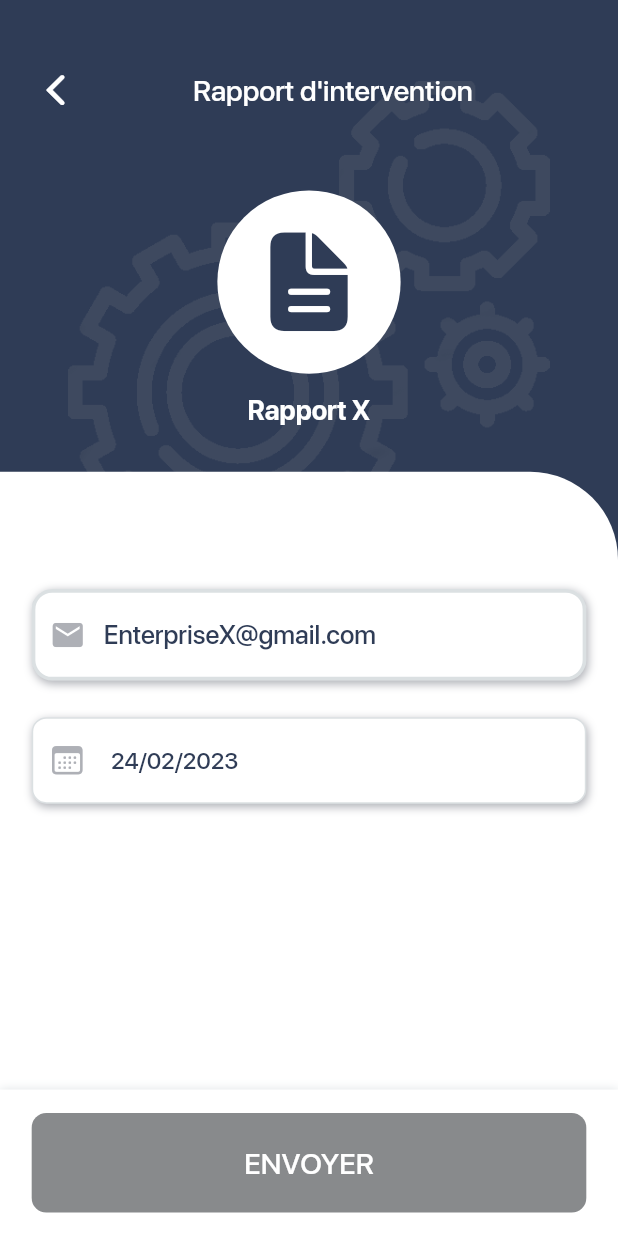
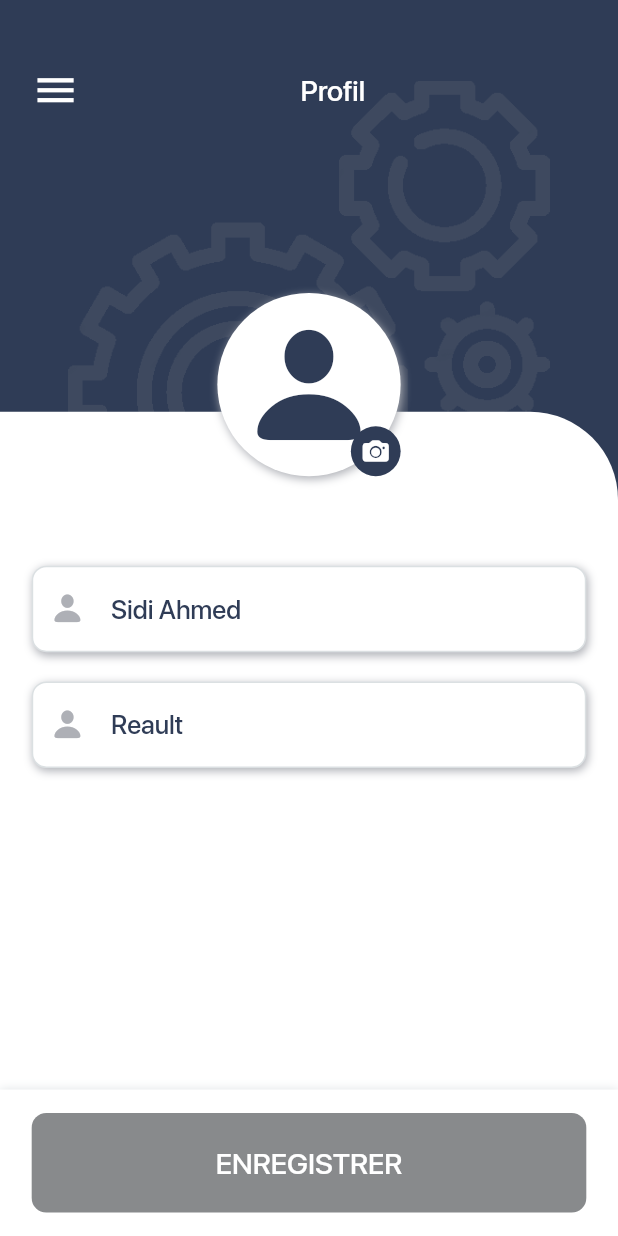
Before and after one commit to SidiahmedHABIB/installateur-mobile-app, a Flutter app: the screen it shows after launch, on a phone screen of 412 x 824 dp. Run offline on Flutter 3.47's test engine with Material 2 defaults, Android fonts, the phone set to English and light mode, and no system bars; our stand-ins replace animated_text_kit, dotted_border, expandable_text, get; project files that could hold a hidden picture were left out.

Commit message:
ui profile screen

```diff
--- a/lib/main.dart
+++ b/lib/main.dart
@@ -11,6 +11,7 @@ import 'presentation/box_diagnostic/box_diagnostic_view.dart';
 import 'presentation/box_emplacement/box_emplacement_view.dart';
 import 'presentation/box_table/box_table_view.dart';
 import 'presentation/intervention_rapport/inter_rapport_view.dart';
+import 'presentation/profile/profile_view.dart';
 
 void main() {
   runApp(const MyApp());
@@ -22,11 +23,23 @@ class MyApp extends StatelessWidget {
   @override
   Widget build(BuildContext context) {
     return GetMaterialApp(
-        title: 'Flutter Demo',
-        theme: ThemeData(
-          primarySwatch: Colors.blue,
-        ),
-        debugShowCheckedModeBanner: false,
-        home: InterventionRapportView());
+      title: 'Flutter Demo',
+      theme: ThemeData(
+        primarySwatch: Colors.blue,
+      ),
+      debugShowCheckedModeBanner: false,
+      home: ProfileView(),
+      // initialRoute: "/",
+      // routes: {
+      //   "/": (context) => HomeView(),
+      //   "/counter": (context) => ProfileView(),
+      //   "/meteo": (context) => InterventionDetailsView(),
+      //   "/gallery": (context) => BoxTableView(),
+      //   // "/users": (context) => UsersPage(),
+      //   // "/calculator": (context) => CalculatorPage(),
+      //   // "/tiktok": (context) => TiktokPage(),
+      //   // "/elmadrasa": (context) => Elmadrasa(),
+      // },
+    );
   }
 }
--- a/lib/presentation/intervention_rapport/inter_rapport_view.dart
+++ b/lib/presentation/intervention_rapport/inter_rapport_view.dart
@@ -236,7 +236,6 @@ class InterventionRapportView extends StatelessWidget {
                       ),
                     ),
                   ),
-
                   SizedBox(height: AppSize.hs14),
                 ],
               ),
--- a/lib/presentation/main/home_view.dart
+++ b/lib/presentation/main/home_view.dart
@@ -7,7 +7,7 @@ import 'package:installateur/presentation/resources/values_manager.dart';
 import 'package:installateur/presentation/widgets_manager/icon_widget.dart';
 import 'package:installateur/presentation/widgets_manager/medium_text_widget.dart';
 
-import 'drawer_widgets.dart';
+import '../drawer/drawer_widgets.dart';
 
 class HomeView extends StatelessWidget {
   const HomeView({super.key});
--- /dev/null
+++ b/lib/presentation/profile/profile_view.dart
@@ -0,0 +1,255 @@
+import 'package:flutter/cupertino.dart';
+import 'package:flutter/material.dart';
+import 'package:flutter/src/widgets/framework.dart';
+import 'package:flutter/src/widgets/placeholder.dart';
+import 'package:get/get.dart';
+import 'package:get/get_core/src/get_main.dart';
+import 'package:installateur/presentation/drawer/drawer_widgets.dart';
+
+import '../resources/assets_manager.dart';
+import '../resources/colors_manager.dart';
+import '../resources/values_manager.dart';
+import '../widgets_manager/big_text_widget.dart';
+import '../widgets_manager/button_widget.dart';
+import '../widgets_manager/icon_widget.dart';
+import '../widgets_manager/medium_text_widget.dart';
+import '../widgets_manager/text_field_widget.dart';
+
+class ProfileView extends StatelessWidget {
+  const ProfileView({super.key});
+
+  @override
+  Widget build(BuildContext context) {
+    var scaffoldKey = GlobalKey<ScaffoldState>();
+
+    return Scaffold(
+      key: scaffoldKey,
+      backgroundColor: ColorManager.white,
+      drawer: const MyDrawer(),
+      body: SingleChildScrollView(
+        child: Stack(
+          children: [
+            //image background
+            Positioned(
+              right: 0,
+              left: 0,
+              child: Stack(
+                children: [
+                  Container(
+                    padding: EdgeInsets.only(top: AppPadding.hp25 * 2.2),
+                    width: double.maxFinite,
+                    height: Get.height / 2.2,
+                    decoration: const BoxDecoration(
+                      color: ColorManager.mainColor,
+                      //   image: DecorationImage(
+                      //       fit: BoxFit.cover,
+                      //       image: AssetImage(AssetsManager.settingBackground)),
+                    ),
+                    child: Image.asset(
+                      AssetsManager.settingBackground,
+                      fit: BoxFit.contain,
+                    ),
+                  ),
+                  Container(
+                    padding: EdgeInsets.only(top: AppPadding.hp25 * 2.2),
+                    width: double.maxFinite,
+                    height: Get.height / 2.2,
+                    color: const Color.fromARGB(211, 47, 60, 86),
+                  ),
+                ],
+              ),
+            ),
+            //header
+            Positioned(
+                top: AppPadding.hp25 * 1.8,
+                left: AppPadding.wp20,
+                right: AppPadding.wp20,
+                child: Row(
+                  mainAxisAlignment: MainAxisAlignment.spaceBetween,
+                  children: [
+                    GestureDetector(
+                      onTap: () {
+                        scaffoldKey.currentState?.openDrawer();
+                        // tooltip: MaterialLocalizations.of(context).openAppDrawerTooltip;
+                      },
+                      child: IconWidget(
+                        icon: Icons.menu,
+                        iconColor: ColorManager.white,
+                        size: AppSize.hs25 * 1.3,
+                      ),
+                    ),
+                    MediumTextWidget(
+                      text: "Profil",
+                      color: ColorManager.white,
+                      size: FontSize.fs20,
+                    ),
+                    Container()
+                  ],
+                )),
+
+            // white container
+            Container(
+              margin: EdgeInsets.only(top: Get.height / 2.2 - 100),
+              padding: EdgeInsets.only(
+                  left: AppPadding.wp20,
+                  top: AppPadding.hp20 * 4,
+                  right: AppPadding.wp20,
+                  bottom: AppPadding.hp20),
+              width: double.maxFinite,
+              decoration: BoxDecoration(
+                color: ColorManager.white,
+                borderRadius: BorderRadius.only(
+                  topRight: Radius.circular(AppSize.hs20 * 3),
+                ),
+              ),
+              child: Column(
+                children: [
+                  SizedBox(height: AppSize.hs25),
+                  //name
+                  Container(
+                    padding: EdgeInsets.symmetric(
+                      vertical: AppPadding.hp16,
+                      horizontal: AppPadding.wp10,
+                    ),
+                    width: double.maxFinite,
+                    decoration: BoxDecoration(
+                      color: ColorManager.white,
+                      border: Border.all(
+                        color: ColorManager.whiteGrey,
+                        width: 1,
+                      ),
+                      boxShadow: [
+                        BoxShadow(
+                          color: ColorManager.grey,
+                          blurRadius: AppSize.hs5,
+                          offset: const Offset(1, 2),
+                        ),
+                      ],
+                      borderRadius: BorderRadius.circular(AppSize.hs10),
+                    ),
+                    child: Row(
+                      children: [
+                        IconWidget(
+                          icon: CupertinoIcons.person_fill,
+                          iconColor: ColorManager.grey,
+                          size: AppSize.hs25,
+                        ),
+                        SizedBox(width: AppSize.ws16),
+                        MediumTextWidget(
+                          text: "Sidi Ahmed",
+                          size: FontSize.fs18,
+                          color: ColorManager.mainColor,
+                        )
+                      ],
+                    ),
+                  ),
+                  SizedBox(height: AppSize.hs20),
+                  //resault
+                  Container(
+                    padding: EdgeInsets.symmetric(
+                        vertical: AppPadding.hp16, horizontal: AppPadding.wp10),
+                    width: double.maxFinite,
+                    decoration: BoxDecoration(
+                      color: ColorManager.white,
+                      border: Border.all(
+                        color: ColorManager.whiteGrey,
+                        width: 1,
+                      ),
+                      boxShadow: [
+                        BoxShadow(
+                          color: ColorManager.grey,
+                          blurRadius: AppSize.hs5,
+                          offset: const Offset(1, 2),
+                        ),
+                      ],
+                      borderRadius: BorderRadius.circular(AppSize.hs10),
+                    ),
+                    child: Row(
+                      children: [
+                        IconWidget(
+                          icon: CupertinoIcons.person_fill,
+                          iconColor: ColorManager.grey,
+                          size: AppSize.hs25,
+                        ),
+                        SizedBox(width: AppSize.ws16),
+                        MediumTextWidget(
+                          text: "Reault",
+                          size: FontSize.fs18,
+                          color: ColorManager.mainColor,
+                        )
+                      ],
+                    ),
+                  ),
+                  SizedBox(height: AppSize.hs20),
+                ],
+              ),
+            ),
+            // circle image profile
+            Center(
+              child: Container(
+                margin: EdgeInsets.only(top: AppMargin.hm100 * 2),
+                child: Stack(
+                  alignment: Alignment.bottomRight,
+                  children: [
+                    Container(
+                      decoration: BoxDecoration(
+                        borderRadius: BorderRadius.circular(AppSize.hs100),
+                        boxShadow: [
+                          BoxShadow(
+                            color: ColorManager.grey,
+                            blurRadius: AppSize.hs5,
+                            offset: const Offset(1, 2),
+                          ),
+                        ],
+                      ),
+                      child: CircleAvatar(
+                        backgroundColor: ColorManager.white,
+                        radius: AppSize.hs25 * 2.5,
+                        child: IconWidget(
+                          icon: CupertinoIcons.person_fill,
+                          iconColor: ColorManager.mainColor,
+                          size: AppSize.hs25 * 4,
+                        ),
+                      ),
+                    ),
+                    IconWidget(
+                      icon: CupertinoIcons.camera_fill,
+                      bColor: ColorManager.mainColor,
+                      br: AppSize.hs20,
+                      hp: AppPadding.hp8,
+                      wp: AppPadding.hp8,
+                      size: AppSize.hs18,
+                    )
+                  ],
+                ),
+              ),
+            )
+          ],
+        ),
+      ),
+      //footer
+      bottomNavigationBar: Container(
+        height: AppSize.hs100,
+        padding: EdgeInsets.symmetric(
+            vertical: AppPadding.hp16, horizontal: AppPadding.wp20),
+        decoration: BoxDecoration(
+          color: ColorManager.white,
+          boxShadow: [
+            BoxShadow(
+              blurRadius: AppSize.hs5,
+              color: ColorManager.whiteGrey,
+              offset: const Offset(0, 0),
+            ),
+          ],
+        ),
+        child: Center(
+          child: ButtonWidget(
+            text: "ENREGISTRER",
+            hdn: true,
+            textSize: FontSize.fs20,
+          ),
+        ),
+      ),
+    );
+  }
+}
--- a/lib/presentation/widgets_manager/icon_widget.dart
+++ b/lib/presentation/widgets_manager/icon_widget.dart
@@ -9,12 +9,14 @@ class IconWidget extends StatelessWidget {
   Color bColor;
   double hp;
   double wp;
+  double br;
   IconWidget(
       {super.key,
       required this.icon,
       this.size = 25,
       this.hp = 0,
       this.wp = 0,
+      this.br = 0,
       this.bColor = const Color.fromARGB(0, 255, 255, 255),
       this.iconColor = ColorManager.white});
 
@@ -22,7 +24,10 @@ class IconWidget extends StatelessWidget {
   Widget build(BuildContext context) {
     return Container(
       padding: EdgeInsets.symmetric(horizontal: wp, vertical: hp),
-      color: bColor,
+      decoration: BoxDecoration(
+        color: bColor,
+        borderRadius: BorderRadius.circular(br),
+      ),
       child: Icon(
         icon,
         size: size,
```
Also changed, not shown: lib/presentation/drawer/drawer_widgets.dart (renamed from lib/presentation/main/drawer_widgets.dart).
